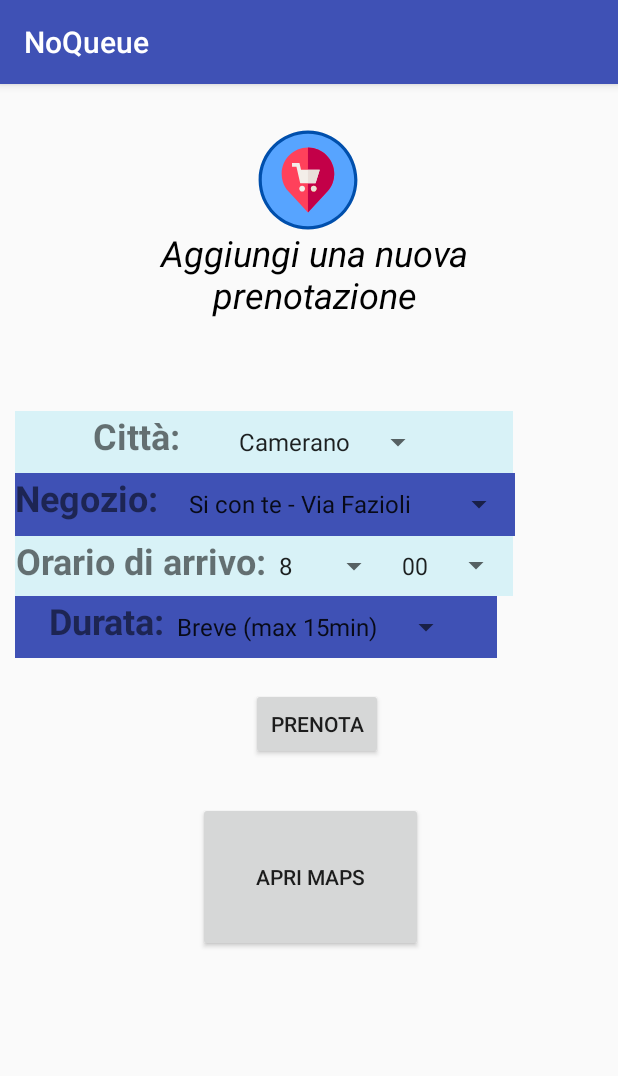
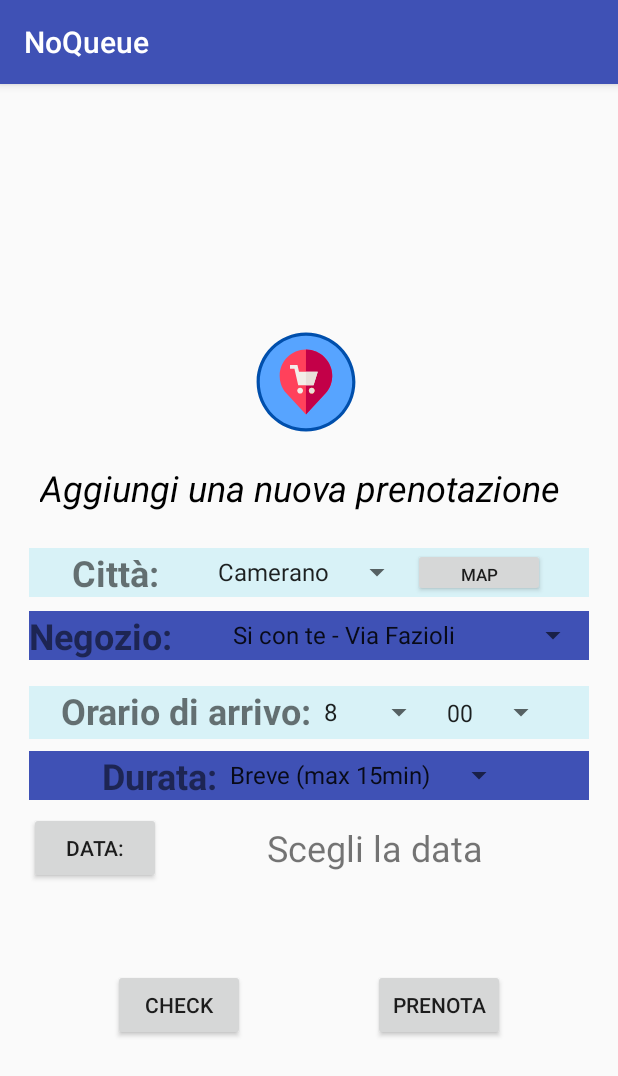
Before and after one commit to LucianoFrick/Test, an Android app: the AddActivity screen opened directly, with no data from a screen before it, on a phone screen of 412 x 824 dp. Shown: the top 1076 px of the screen. Run offline under Robolectric (Android 15) with nearby library versions, the phone set to English and light mode, and no system bars; our stand-ins replace Firebase (no records; nobody signed in at launch, a user with empty details on screens opened directly).

Commit message:
levato finish addactivity

```diff
--- a/app/src/main/java/com/example/prova/activities/AddActivity.java
+++ b/app/src/main/java/com/example/prova/activities/AddActivity.java
@@ -1,26 +1,34 @@
 package com.example.prova.activities;
 
+import android.app.DatePickerDialog;
 import android.content.Intent;
 import android.os.Bundle;
 import android.view.View;
 import android.widget.AdapterView;
 import android.widget.ArrayAdapter;
 import android.widget.Button;
+import android.widget.DatePicker;
 import android.widget.Spinner;
+import android.widget.TextView;
 import android.widget.Toast;
 
 import androidx.appcompat.app.AppCompatActivity;
+import androidx.fragment.app.DialogFragment;
 
 import com.example.prova.R;
 import com.example.prova.entities.Days;
 import com.example.prova.entities.Prenotazione;
+import com.example.prova.fragments.DatePickerFragment;
 import com.google.firebase.auth.FirebaseAuth;
 import com.google.firebase.auth.FirebaseUser;
 import com.google.firebase.firestore.CollectionReference;
 import com.google.firebase.firestore.FirebaseFirestore;
 
-public class AddActivity extends AppCompatActivity {
-    private Button btnPrenota;
+import java.text.DateFormat;
+import java.util.Calendar;
+
+public class AddActivity extends AppCompatActivity implements DatePickerDialog.OnDateSetListener {
+    private Button btnPrenota, btnDate;
     private Button btnMaps;
     FirebaseAuth nAuth = FirebaseAuth.getInstance();
     final FirebaseUser currentUser = nAuth.getCurrentUser();
@@ -55,7 +63,6 @@ public class AddActivity extends AppCompatActivity {
        minuteSpinner.setAdapter(adapter5);
        durationSpinner.setAdapter(adapter6);
 
-       btnPrenota=findViewById(R.id.btnPrenota);
        citySpinner.setOnItemSelectedListener(new AdapterView.OnItemSelectedListener() {
            @Override
            public void onItemSelected(AdapterView<?> parent, View view, int position, long id) {
@@ -77,6 +84,8 @@ public class AddActivity extends AppCompatActivity {
 
            }
        });
+
+        btnPrenota=findViewById(R.id.btnPrenota);
         btnPrenota.setOnClickListener(new View.OnClickListener() {
             @Override
             public void onClick(View v) {
@@ -115,11 +124,31 @@ public class AddActivity extends AppCompatActivity {
                         startActivity(intent);
             }
         });
+
+        btnDate=findViewById(R.id.button_data);
+        btnDate.setOnClickListener(new View.OnClickListener() {
+            @Override
+            public void onClick(View v) {
+                DialogFragment datePicker = new DatePickerFragment();
+                datePicker.show(getSupportFragmentManager(), "date picker");
+            }
+        });
+    }
+
+    @Override
+    public void onDateSet(DatePicker view, int year, int month, int dayOfMonth) {
+        Calendar c = Calendar.getInstance();
+        c.set(Calendar.YEAR, year);
+        c.set(Calendar.MONTH, month);
+        c.set(Calendar.DAY_OF_MONTH, dayOfMonth);
+        String chosenDate = DateFormat.getDateInstance(DateFormat.FULL).format(c.getTime());
+
+        TextView dateText = findViewById(R.id.text_data);
+        dateText.setText(chosenDate);
     }
 
     private void updateData(Spinner marketSpinner, Spinner hour, Spinner minute) {
         Days k = new Days();
-
 
     }
 
--- a/app/src/main/java/com/example/prova/entities/Days.java
+++ b/app/src/main/java/com/example/prova/entities/Days.java
@@ -21,6 +21,11 @@ public class Days {
         }
     }
 
+    public int getDate() {
+        return date;
+    }
 
-
+    public void setDate(int date) {
+        this.date = date;
+    }
 }
--- /dev/null
+++ b/app/src/main/java/com/example/prova/fragments/DatePickerFragment.java
@@ -0,0 +1,26 @@
+package com.example.prova.fragments;
+
+import android.app.DatePickerDialog;
+import android.app.Dialog;
+import android.os.Bundle;
+
+import androidx.annotation.NonNull;
+import androidx.annotation.Nullable;
+import androidx.fragment.app.DialogFragment;
+
+import com.example.prova.R;
+
+import java.util.Calendar;
+
+public class DatePickerFragment extends DialogFragment {
+    @NonNull
+    @Override
+    public Dialog onCreateDialog(@Nullable Bundle savedInstanceState) {
+        Calendar calendar= Calendar.getInstance();
+        int year = calendar.get(Calendar.YEAR);
+        int month = calendar.get(Calendar.MONTH);
+        int day = calendar.get(Calendar.DAY_OF_MONTH);
+
+        return new DatePickerDialog(getActivity(), R.style.DatePicker, (DatePickerDialog.OnDateSetListener) getActivity(), year, month, day);
+    }
+}
--- a/app/src/main/res/layout/activity_add.xml
+++ b/app/src/main/res/layout/activity_add.xml
@@ -14,40 +14,30 @@
         android:layout_height="wrap_content"
         android:layout_gravity="center"
         android:background="@drawable/ic_launcher_background"
-        app:layout_constraintEnd_toEndOf="parent"
-        app:layout_constraintHorizontal_bias="0.498"
-        app:layout_constraintStart_toStartOf="parent"
-        app:layout_constraintTop_toTopOf="parent"
+        app:layout_constraintBottom_toTopOf="@+id/text_add"
+        app:layout_constraintEnd_toEndOf="@+id/text_add"
+        app:layout_constraintHorizontal_bias="0.516"
+        app:layout_constraintStart_toStartOf="@+id/text_add"
         app:srcCompat="@drawable/ic_launcher_foreground" />
-
-    <TextView
-        android:id="@+id/text_add"
-        android:layout_width="266dp"
-        android:layout_height="63dp"
-        android:layout_marginTop="1dp"
-        android:text="@string/add"
-        android:textAlignment="center"
-        android:textColor="@android:color/black"
-        android:textSize="24dp"
-        android:textStyle="italic"
-        app:layout_constraintBottom_toTopOf="@+id/linearLayout2"
-        app:layout_constraintEnd_toEndOf="parent"
-        app:layout_constraintHorizontal_bias="0.531"
-        app:layout_constraintStart_toStartOf="parent"
-        app:layout_constraintTop_toTopOf="parent"
-        app:layout_constraintVertical_bias="0.59" />
 
     <LinearLayout
         android:id="@+id/linearLayout2"
-        android:layout_width="332dp"
-        android:layout_height="41dp"
-        android:layout_marginTop="208dp"
+        android:layout_width="0dp"
+        android:layout_height="wrap_content"
+        android:layout_marginStart="9dp"
+        android:layout_marginTop="248dp"
+        android:layout_marginEnd="9dp"
+        android:layout_marginBottom="248dp"
         android:background="@color/backgroundPrenotazione"
         android:gravity="center"
         android:orientation="horizontal"
+        app:layout_constraintBottom_toTopOf="@+id/btnPrenota"
+        app:layout_constraintEnd_toEndOf="parent"
+        app:layout_constraintHorizontal_bias="0.55"
+        app:layout_constraintStart_toStartOf="parent"
         app:layout_constraintTop_toTopOf="parent"
-        tools:ignore="MissingConstraints"
-        tools:layout_editor_absoluteX="10dp">
+        app:layout_constraintVertical_bias="1.0"
+        tools:ignore="MissingConstraints">
 
         <TextView
             android:id="@+id/textCity"
@@ -57,51 +47,69 @@
             android:gravity="center_vertical"
             android:text="@string/city"
             android:textSize="24sp"
-            android:textStyle="bold"/>
+            android:textStyle="bold" />
 
         <Spinner
             android:id="@+id/spinner_city"
             android:layout_width="wrap_content"
             android:layout_height="wrap_content"
             android:gravity="end" />
+
+        <Button
+            android:id="@+id/btnMaps"
+            android:layout_width="wrap_content"
+            android:layout_height="fill_parent"
+            android:layout_gravity="left"
+            android:text="MAP"
+            android:textSize="11dp" />
     </LinearLayout>
 
     <LinearLayout
-        android:id="@+id/linearLayout3"
-        android:layout_width="333dp"
-        android:layout_height="42dp"
-        android:background="@color/colorPrimary"
-        android:gravity="center"
-        android:orientation="horizontal"
-        app:layout_constraintStart_toStartOf="@+id/linearLayout2"
-        app:layout_constraintTop_toBottomOf="@+id/linearLayout2">
+        android:id="@+id/linearLayout6"
+        android:layout_width="0dp"
+        android:layout_height="wrap_content"
+        android:layout_marginStart="9dp"
+        android:layout_marginTop="8dp"
+        android:layout_marginEnd="9dp"
+        app:layout_constraintEnd_toEndOf="parent"
+        app:layout_constraintHorizontal_bias="0.55"
+        app:layout_constraintStart_toStartOf="parent"
+        app:layout_constraintTop_toBottomOf="@+id/linearLayout5">
+
+        <Button
+            android:id="@+id/button_data"
+            android:layout_width="wrap_content"
+            android:layout_height="match_parent"
+            android:text="Data:"
+            tools:layout_editor_absoluteX="54dp"
+            tools:layout_editor_absoluteY="419dp" />
 
         <TextView
-            android:id="@+id/textMarket"
-            android:layout_width="wrap_content"
-            android:layout_height="wrap_content"
-            android:layout_gravity="start"
-            android:gravity="center_vertical"
-            android:text="@string/market"
-            android:textSize="24sp"
-            android:textStyle="bold"/>
-
-        <Spinner
-            android:id="@+id/spinner_market"
-            android:layout_width="wrap_content"
-            android:layout_height="wrap_content"
-            android:gravity="center" />
+            android:id="@+id/text_data"
+            android:layout_width="fill_parent"
+            android:layout_height="match_parent"
+            android:layout_gravity="center"
+            android:gravity="center"
+            android:text=" Scegli la data "
+            android:textSize="24dp"
+            tools:layout_editor_absoluteX="211dp"
+            tools:layout_editor_absoluteY="452dp" />
     </LinearLayout>
 
     <LinearLayout
         android:id="@+id/linearLayout4"
-        android:layout_width="332dp"
-        android:layout_height="40dp"
+        android:layout_width="0dp"
+        android:layout_height="wrap_content"
+        android:layout_marginStart="9dp"
+        android:layout_marginTop="50dp"
+        android:layout_marginEnd="9dp"
         android:background="@color/backgroundPrenotazione"
         android:gravity="center"
         android:orientation="horizontal"
-        app:layout_constraintStart_toStartOf="@+id/linearLayout3"
-        app:layout_constraintTop_toBottomOf="@+id/linearLayout3">
+        app:layout_constraintEnd_toEndOf="parent"
+        app:layout_constraintHorizontal_bias="0.55"
+        app:layout_constraintStart_toStartOf="parent"
+        app:layout_constraintTop_toTopOf="@+id/linearLayout3">
 
         <TextView
             android:id="@+id/textOrario"
@@ -111,7 +119,7 @@
             android:gravity="center_vertical"
             android:text="@string/orario"
             android:textSize="24sp"
-            android:textStyle="bold"/>
+            android:textStyle="bold" />
 
         <Spinner
             android:id="@+id/spinner_hour"
@@ -125,14 +133,29 @@
 
     </LinearLayout>
 
+    <Button
+        android:id="@+id/btnPrenota"
+        android:layout_width="wrap_content"
+        android:layout_height="wrap_content"
+        android:layout_marginBottom="120dp"
+        android:text="Prenota"
+        app:layout_constraintBottom_toBottomOf="parent"
+        app:layout_constraintEnd_toEndOf="parent"
+        app:layout_constraintStart_toEndOf="@+id/button2" />
+
     <LinearLayout
         android:id="@+id/linearLayout5"
-        android:layout_width="321dp"
-        android:layout_height="41dp"
+        android:layout_width="0dp"
+        android:layout_height="wrap_content"
+        android:layout_marginStart="9dp"
+        android:layout_marginTop="8dp"
+        android:layout_marginEnd="9dp"
         android:background="@color/colorPrimary"
         android:gravity="center"
         android:orientation="horizontal"
-        app:layout_constraintStart_toStartOf="@+id/linearLayout4"
+        app:layout_constraintEnd_toEndOf="parent"
+        app:layout_constraintHorizontal_bias="0.55"
+        app:layout_constraintStart_toStartOf="parent"
         app:layout_constraintTop_toBottomOf="@+id/linearLayout4">
 
         <TextView
@@ -143,7 +166,7 @@
             android:gravity="center_vertical"
             android:text="@string/durata"
             android:textSize="24sp"
-            android:textStyle="bold"/>
+            android:textStyle="bold" />
 
         <Spinner
             android:id="@+id/spinner_duration"
@@ -152,29 +175,61 @@
             android:gravity="center" />
     </LinearLayout>
 
+    <LinearLayout
+        android:id="@+id/linearLayout3"
+        android:layout_width="match_parent"
+        android:layout_height="wrap_content"
+        android:layout_marginStart="9dp"
+        android:layout_marginTop="9dp"
+        android:layout_marginEnd="9dp"
+        android:background="@color/colorPrimary"
+        android:gravity="center"
+        android:orientation="horizontal"
+        app:layout_constraintEnd_toEndOf="parent"
+        app:layout_constraintHorizontal_bias="0.55"
+        app:layout_constraintStart_toStartOf="parent"
+        app:layout_constraintTop_toBottomOf="@+id/linearLayout2">
+
+        <TextView
+            android:id="@+id/textMarket"
+            android:layout_width="wrap_content"
+            android:layout_height="wrap_content"
+            android:layout_gravity="center"
+            android:gravity="center"
+            android:text="@string/market"
+            android:textSize="24sp"
+            android:textStyle="bold" />
+
+        <Spinner
+            android:id="@+id/spinner_market"
+            android:layout_width="wrap_content"
+            android:layout_height="wrap_content"
+            android:gravity="center" />
+
+    </LinearLayout>
+
     <Button
-        android:id="@+id/btnPrenota"
+        android:id="@+id/button2"
         android:layout_width="wrap_content"
         android:layout_height="wrap_content"
-        android:layout_marginStart="124dp"
-        android:layout_marginTop="20dp"
-        android:text="Prenota"
-        app:layout_constraintEnd_toEndOf="parent"
-        app:layout_constraintHorizontal_bias="0.185"
-        app:layout_constraintStart_toStartOf="parent"
-        app:layout_constraintTop_toBottomOf="@+id/linearLayout5" />
+        android:layout_marginEnd="19dp"
+        android:text="check"
+        app:layout_constraintBaseline_toBaselineOf="@+id/btnPrenota"
+        app:layout_constraintEnd_toStartOf="@+id/btnPrenota"
+        app:layout_constraintStart_toStartOf="parent" />
 
-    <Button
-        android:id="@+id/btnMaps"
-        android:layout_width="150dp"
-        android:layout_height="100dp"
-        android:layout_marginStart="40dp"
-        android:layout_marginTop="28dp"
-        android:text="APRI MAPS"
-        app:layout_constraintEnd_toEndOf="parent"
-        app:layout_constraintHorizontal_bias="0.407"
-        app:layout_constraintStart_toStartOf="parent"
-        app:layout_constraintTop_toBottomOf="@+id/btnPrenota" />
-
+    <TextView
+        android:id="@+id/text_add"
+        android:layout_width="wrap_content"
+        android:layout_height="wrap_content"
+        android:layout_marginEnd="28dp"
+        android:layout_marginBottom="24dp"
+        android:text="@string/add"
+        android:textAlignment="center"
+        android:textColor="@android:color/black"
+        android:textSize="24dp"
+        android:textStyle="italic"
+        app:layout_constraintBottom_toTopOf="@+id/linearLayout2"
+        app:layout_constraintEnd_toEndOf="parent" />
 
 </androidx.constraintlayout.widget.ConstraintLayout>
--- a/app/src/main/res/values/colors.xml
+++ b/app/src/main/res/values/colors.xml
@@ -2,9 +2,10 @@
 <resources>
     <color name="colorPrimary">#3F51B5</color>
     <color name="colorPrimaryDark">#303F9F</color>
-    <color name="colorAccent">#ffffff</color>
+    <color name="colorAccent">#FFFFFF</color>
     <color name="colorButton">#E1E10A</color>
     <color name="backgroundPrenotazione">#3C6CD7EC</color>
+    <color name="colorDate">#095015</color>
 
 
 </resources>
--- a/app/src/main/res/values/styles.xml
+++ b/app/src/main/res/values/styles.xml
@@ -8,4 +8,7 @@
         <item name="colorAccent">@color/colorAccent</item>
     </style>
 
+    <style name="DatePicker" parent="Theme.AppCompat.Light.Dialog">
+        <item name="colorAccent"> @color/colorDate</item>
+    </style>
 </resources>
```
